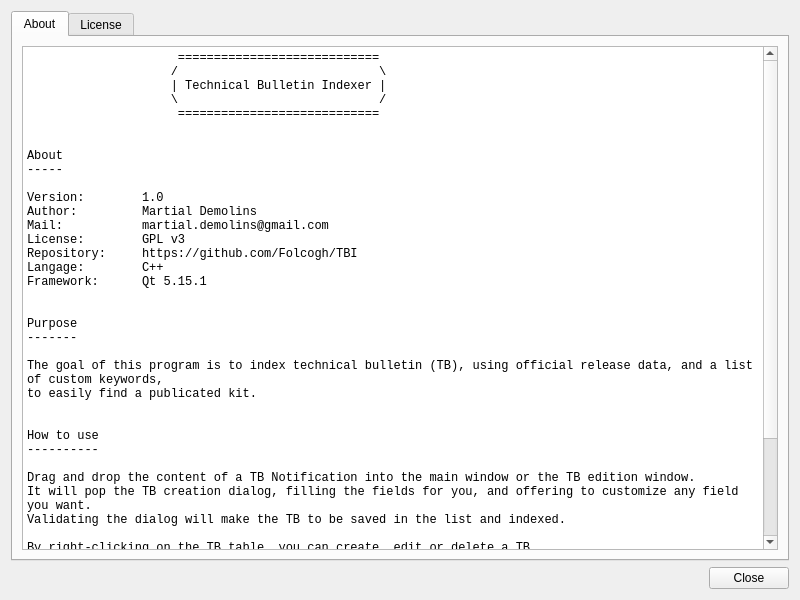
First picture: the form in DlgHelp.ui, repository Folco68/TBI, before the edit.
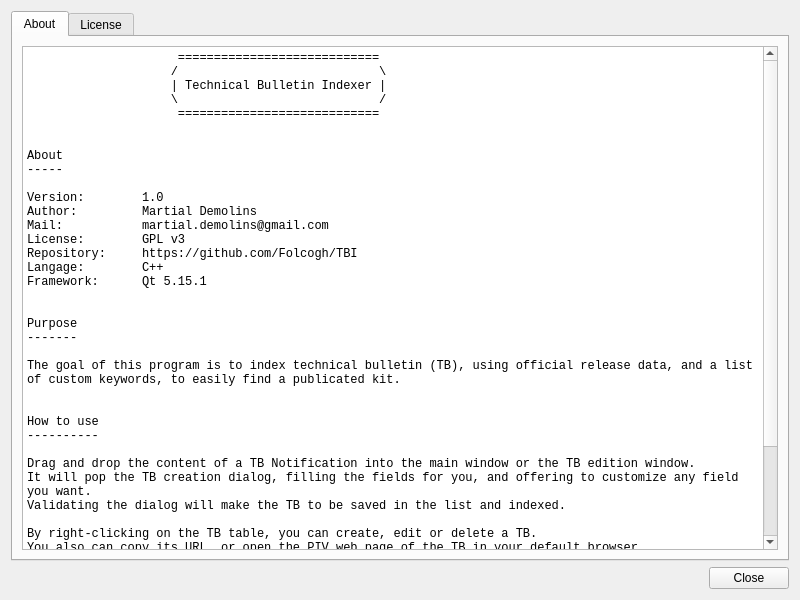
Second picture: the form after the edit.

```diff
--- a/DlgHelp.ui
+++ b/DlgHelp.ui
@@ -60,8 +60,7 @@
 Purpose
 -------
 
-The goal of this program is to index technical bulletin (TB), using official release data, and a list of custom keywords,
-to easily find a publicated kit.
+The goal of this program is to index technical bulletin (TB), using official release data, and a list of custom keywords, to easily find a publicated kit.
 
 
 How to use
@@ -72,11 +71,10 @@
 Validating the dialog will make the TB to be saved in the list and indexed.
 
 By right-clicking on the TB table, you can create, edit or delete a TB.
-You also can copy its URL, or open the PIV web pageof the TB in your default browser.
+You also can copy its URL, or open the PIV web page of the TB in your default browser.
 Obviously, you need to be connected to TP intranet to perform this.
 
-When adding a new TB, fill the keywords field with your own words: this field is used
-to quickly find a TB you have added beforehand.
+When adding a new TB, fill the keywords field with your own words: this field is used to quickly find a TB you have added beforehand.
 
 Note: the index file (index.tbi) is saved in the program current directory.
 </string>
```
